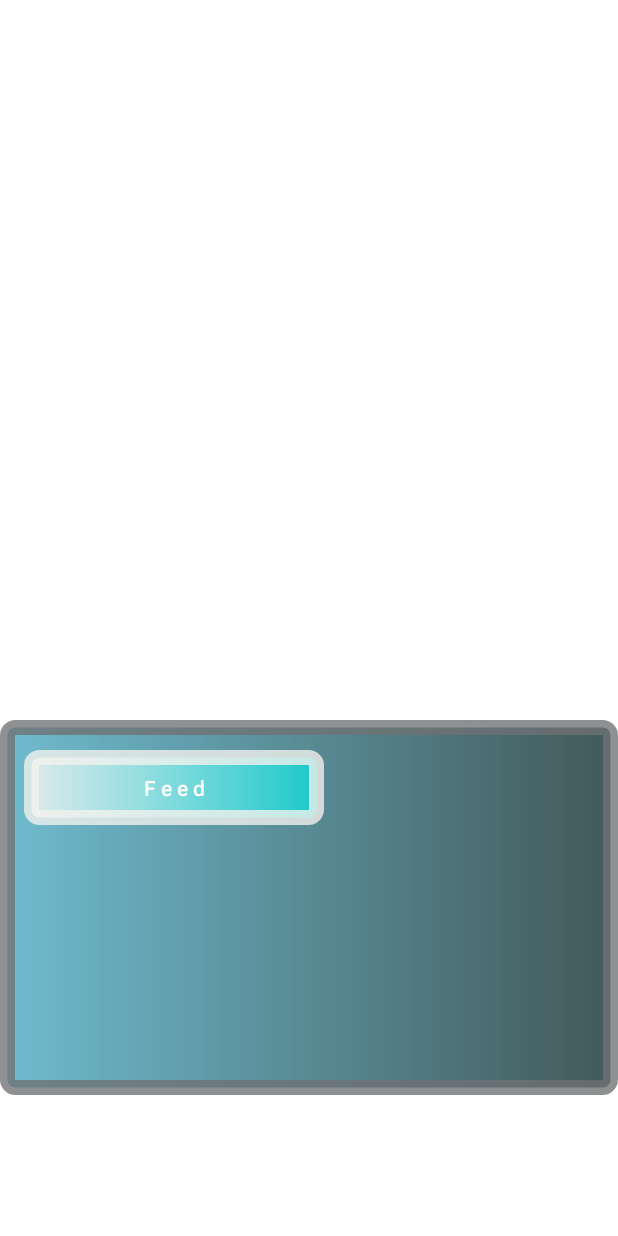
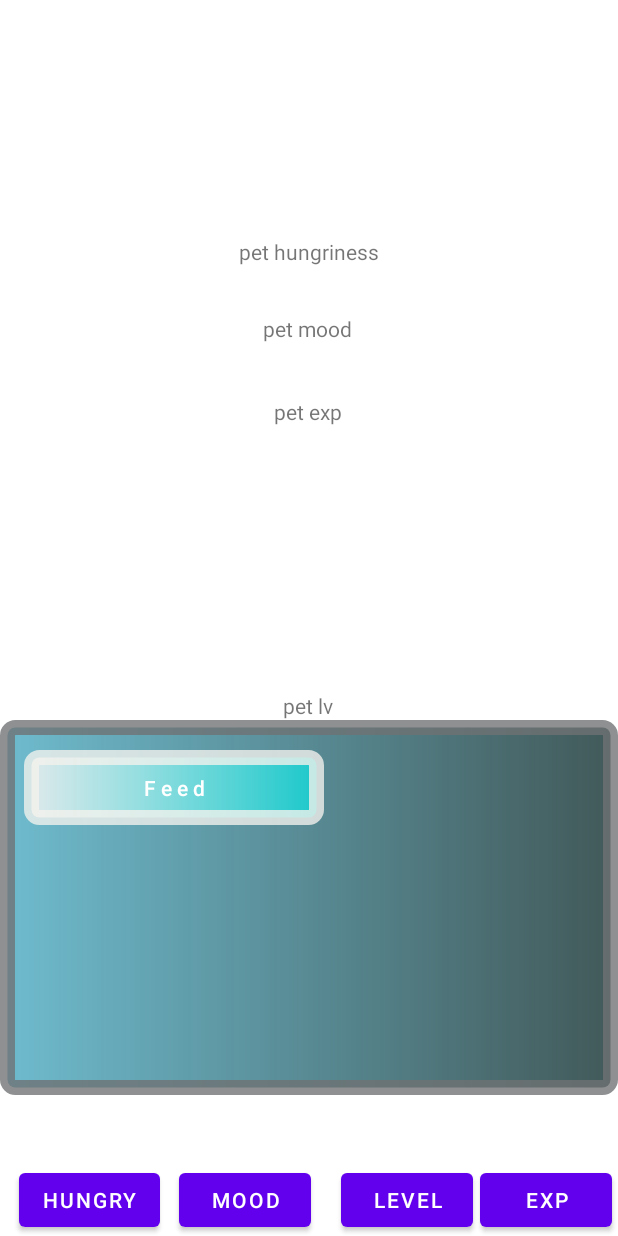
Before and after one commit to Haolinc/DueItProject, an Android app: the layout activity_minigame.xml on its own in the app's theme, with its tools: preview values and no code run, on a phone screen of 412 x 824 dp. Run offline under Robolectric (Android 15) with nearby library versions, the phone set to English and light mode, and no system bars.

Commit message:
added texting button and textview for minigame

```diff
--- a/app/src/main/AndroidManifest.xml
+++ b/app/src/main/AndroidManifest.xml
@@ -15,6 +15,7 @@
         <activity android:name=".MiniActivity" />
         <activity android:name=".CalendarActivity" />
         <activity android:name=".MemoActivity" />
+        <activity android:name=".Minigame"/>
         <activity android:name=".MainActivity">
             <intent-filter>
                 <action android:name="android.intent.action.MAIN" />
--- a/app/src/main/java/com/example/duelt/MiniActivity.java
+++ b/app/src/main/java/com/example/duelt/MiniActivity.java
@@ -2,6 +2,7 @@ package com.example.duelt;
 
 import androidx.appcompat.app.AppCompatActivity;
 
+import android.content.Intent;
 import android.os.Bundle;
 import android.view.View;
 
@@ -16,4 +17,8 @@ public class MiniActivity extends AppCompatActivity {
         finish();
     }
 
+    public void onclik(View v){
+        Intent i = new Intent(this, Minigame.class);
+        startActivity(i);
+    }
 }
--- a/app/src/main/res/layout/activity_mini.xml
+++ b/app/src/main/res/layout/activity_mini.xml
@@ -67,6 +67,7 @@
         android:layout_marginStart="157dp"
         android:layout_marginTop="70dp"
         android:layout_marginEnd="161dp"
+        android:onClick="onclik"
         android:text="Data transfer test"
         app:layout_constraintEnd_toEndOf="parent"
         app:layout_constraintStart_toStartOf="parent"
--- a/app/src/main/res/layout/activity_minigame.xml
+++ b/app/src/main/res/layout/activity_minigame.xml
@@ -14,23 +14,71 @@
         app:layout_constraintVertical_bias="0.58"
         tools:layout_editor_absoluteX="0dp">
 
+
+        <TextView
+            android:id="@+id/pet_hungriness"
+            android:layout_width="wrap_content"
+            android:layout_height="wrap_content"
+            android:layout_marginTop="28dp"
+            android:text="pet hungriness"
+            app:layout_constraintEnd_toEndOf="parent"
+            app:layout_constraintStart_toStartOf="parent"
+            app:layout_constraintTop_toTopOf="parent" />
+
+        <TextView
+            android:id="@+id/pet_mood"
+            android:layout_width="wrap_content"
+            android:layout_height="wrap_content"
+            android:text="pet mood"
+            app:layout_constraintBottom_toTopOf="@+id/imageView2"
+            app:layout_constraintEnd_toEndOf="parent"
+            app:layout_constraintHorizontal_bias="0.498"
+            app:layout_constraintStart_toStartOf="parent"
+            app:layout_constraintTop_toBottomOf="@+id/pet_hungriness"
+            app:layout_constraintVertical_bias="0.112" />
+
+
+        <TextView
+            android:id="@+id/pet_exp"
+            android:layout_width="wrap_content"
+            android:layout_height="wrap_content"
+            android:layout_marginTop="36dp"
+            android:text="pet exp"
+            app:layout_constraintEnd_toEndOf="parent"
+            app:layout_constraintHorizontal_bias="0.498"
+            app:layout_constraintStart_toStartOf="parent"
+            app:layout_constraintTop_toBottomOf="@+id/pet_mood" />
+
+        <TextView
+            android:id="@+id/pet_lv"
+            android:layout_width="wrap_content"
+            android:layout_height="wrap_content"
+            android:text="pet lv"
+            app:layout_constraintBottom_toTopOf="@+id/imageView2"
+            app:layout_constraintEnd_toEndOf="parent"
+            app:layout_constraintHorizontal_bias="0.498"
+            app:layout_constraintStart_toStartOf="parent"
+            app:layout_constraintTop_toBottomOf="@+id/textView"
+            app:layout_constraintVertical_bias="0.234" />
+
         <ImageView
             android:id="@+id/imageView2"
             android:layout_width="match_parent"
             android:layout_height="250dp"
             app:layout_constraintBottom_toBottomOf="parent"
-            app:srcCompat="@drawable/pet_broad_image"
-            tools:layout_editor_absoluteX="0dp" />
+            app:layout_constraintEnd_toEndOf="@+id/button7"
+            app:layout_constraintStart_toEndOf="@+id/button7"
+            app:srcCompat="@drawable/pet_broad_image" />
 
         <androidx.appcompat.widget.AppCompatButton
             android:id="@+id/pet_button_1"
             android:layout_width="200dp"
             android:layout_height="50dp"
             android:layout_marginTop="20dp"
+            android:background="@drawable/pet_button_1"
             android:text="F e e d"
+            android:textAllCaps="false"
             android:textColor="@color/white"
-            android:textAllCaps="false"
-            android:background="@drawable/pet_button_1"
             app:layout_constraintEnd_toEndOf="parent"
             app:layout_constraintHorizontal_bias="0.075"
             app:layout_constraintStart_toStartOf="parent"
@@ -39,5 +87,44 @@
 
     </androidx.constraintlayout.widget.ConstraintLayout>
 
+    <Button
+        android:id="@+id/btn_hungry"
+        android:layout_width="wrap_content"
+        android:layout_height="wrap_content"
+        android:text="hungry"
+        app:layout_constraintBottom_toBottomOf="parent"
+        app:layout_constraintEnd_toStartOf="@+id/btn_mood"
+        app:layout_constraintStart_toStartOf="parent" />
+
+    <Button
+        android:id="@+id/btn_mood"
+        android:layout_width="wrap_content"
+        android:layout_height="wrap_content"
+        android:layout_marginEnd="20dp"
+        android:text="mood"
+        app:layout_constraintBottom_toBottomOf="parent"
+        app:layout_constraintEnd_toStartOf="@+id/btn_lv"
+        app:layout_constraintHorizontal_bias="1.0"
+        app:layout_constraintStart_toStartOf="parent" />
+
+    <Button
+        android:id="@+id/btn_lv"
+        android:layout_width="wrap_content"
+        android:layout_height="wrap_content"
+        android:text="level"
+        app:layout_constraintBottom_toBottomOf="parent"
+        app:layout_constraintEnd_toEndOf="parent"
+        app:layout_constraintHorizontal_bias="0.702"
+        app:layout_constraintStart_toStartOf="parent" />
+
+    <Button
+        android:id="@+id/btn_exp"
+        android:layout_width="wrap_content"
+        android:layout_height="wrap_content"
+        android:text="exp"
+        app:layout_constraintBottom_toBottomOf="parent"
+        app:layout_constraintEnd_toEndOf="parent"
+        app:layout_constraintStart_toEndOf="@+id/btn_lv" />
+
 
 </androidx.constraintlayout.widget.ConstraintLayout>
```
Also changed, not shown: app/src/main/java/com/example/duelt/Minigame.java (+65 -0 lines).
